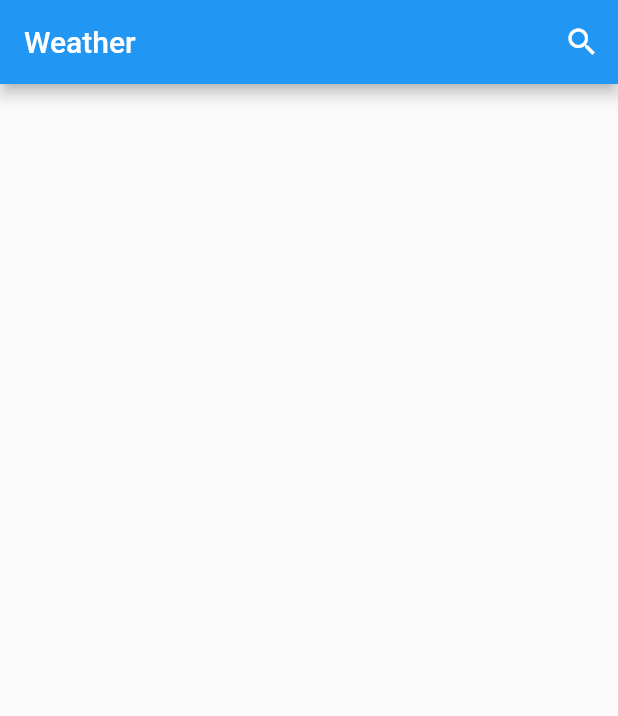
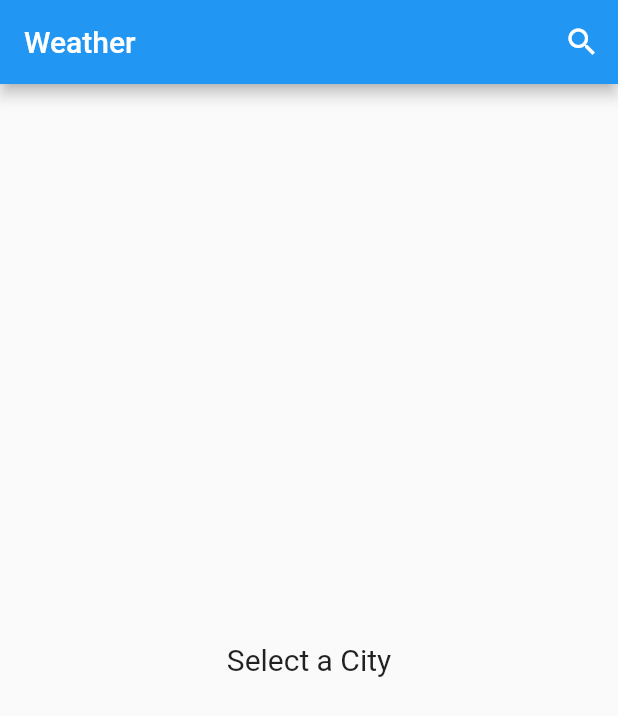
Before and after one commit to adeelzahid1/cubit_weatherapp, a Flutter app: the screen it shows after launch, on a phone screen of 412 x 824 dp. Shown: the top 716 px of the screen. Run offline on Flutter 3.47's test engine with Material 2 defaults, Android fonts, the phone set to English and light mode, and no system bars; our stand-ins replace bloc, equatable, flutter_bloc.

```diff
--- a/lib/pages/home_page.dart
+++ b/lib/pages/home_page.dart
@@ -1,5 +1,6 @@
 import 'package:cubit_weatherapp/cubits/weather/weather_cubit.dart';
 import 'package:cubit_weatherapp/pages/search_page.dart';
+import 'package:cubit_weatherapp/widgets/error_dialog.dart';
 import 'package:flutter/material.dart';
 import 'package:flutter_bloc/flutter_bloc.dart';
 
@@ -29,10 +30,43 @@ class _HomePageState extends State<HomePage> {
              },
              icon: Icon(Icons.search),
              )
-        ]
+        ],
       ),
+      body: _showWeather(),
     );
   }
 
 
+  Widget _showWeather(){
+    return BlocConsumer<WeatherCubit, WeatherState>(
+       listener: (context, state) {
+         if(state.status == WeatherStatus.error){
+           errorDialog(context, state.error.errMsg);
+         }
+       } ,
+      builder: (context, state){
+        if(state.status == WeatherStatus.initial){
+          return Center(
+            child: Text('Select a City', style: TextStyle(fontSize: 20.0),),
+          );
+        }
+        if(state.status == WeatherStatus.loading){
+          return Center(
+            child: CircularProgressIndicator(),
+          );
+        }
+
+        if(state.status == WeatherStatus.error){
+          return Center(
+            child: Text('Selct a City'),
+          );
+        }
+
+      return Center(
+        child: Text(state.weather.title, style: TextStyle(fontSize: 18.0),),
+      );
+      }
+       );
+  }
+
 }
```
Also changed, not shown: lib/widgets/error_dialog.dart (added, +38 -0 lines).
